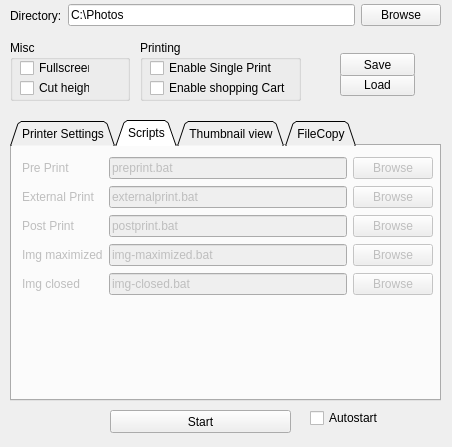
Qt form config.ui (BrainHunter/PhotoPrint) before a commit.
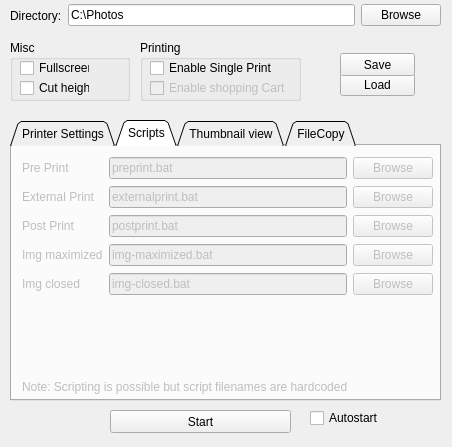
The same form after that commit. The open tabs and pages were chosen to show the change.

Patch:
```diff
--- a/config.ui
+++ b/config.ui
@@ -381,6 +381,22 @@
       </item>
      </layout>
     </widget>
+    <widget class="QLabel" name="label_14">
+     <property name="enabled">
+      <bool>false</bool>
+     </property>
+     <property name="geometry">
+      <rect>
+       <x>10</x>
+       <y>230</y>
+       <width>401</width>
+       <height>21</height>
+      </rect>
+     </property>
+     <property name="text">
+      <string>Note: Scripting is possible but script filenames are hardcoded</string>
+     </property>
+    </widget>
    </widget>
    <widget class="QWidget" name="tab_3">
     <attribute name="title">
@@ -635,7 +651,7 @@
    </widget>
    <widget class="QCheckBox" name="shoppingCartCheckBox">
     <property name="enabled">
-     <bool>true</bool>
+     <bool>false</bool>
     </property>
     <property name="geometry">
      <rect>
```
Left out of the diff: 2 changed lines with no effect on the pictures.
